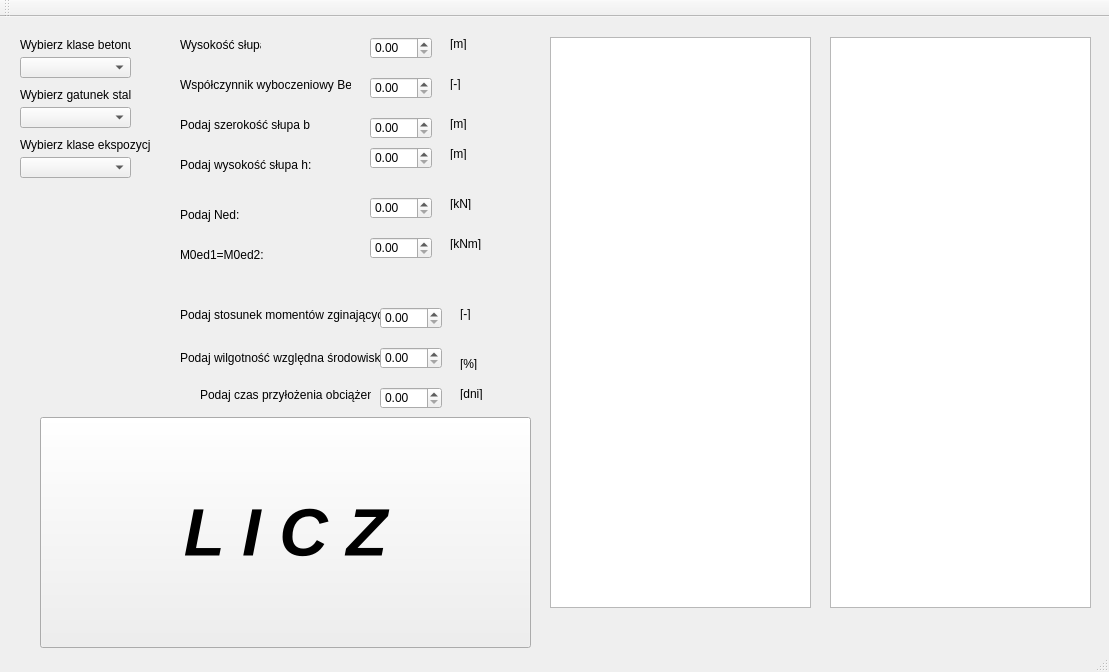
Qt form zelbetV2/zelbetv2/mainwindow.ui (TheMantek234/zelbet1) before a commit.
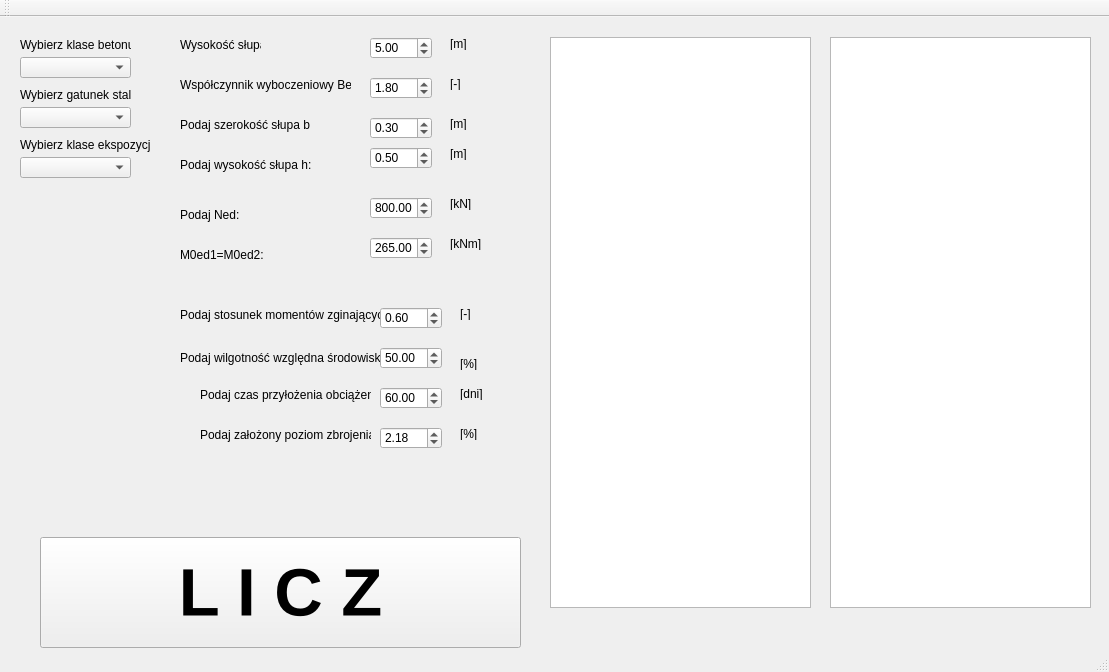
The same form after that commit.

Patch:
```diff
--- a/zelbetV2/zelbetv2/mainwindow.ui
+++ b/zelbetV2/zelbetv2/mainwindow.ui
@@ -209,6 +209,12 @@
       <height>22</height>
      </rect>
     </property>
+    <property name="locale">
+     <locale language="English" country="UnitedStates"/>
+    </property>
+    <property name="value">
+     <double>5.000000000000000</double>
+    </property>
    </widget>
    <widget class="QDoubleSpinBox" name="doubleSpinBox_3">
     <property name="geometry">
@@ -219,6 +225,12 @@
       <height>22</height>
      </rect>
     </property>
+    <property name="locale">
+     <locale language="English" country="UnitedStates"/>
+    </property>
+    <property name="value">
+     <double>1.800000000000000</double>
+    </property>
    </widget>
    <widget class="QDoubleSpinBox" name="doubleSpinBox_4">
     <property name="geometry">
@@ -229,6 +241,12 @@
       <height>22</height>
      </rect>
     </property>
+    <property name="locale">
+     <locale language="English" country="UnitedStates"/>
+    </property>
+    <property name="value">
+     <double>0.300000000000000</double>
+    </property>
    </widget>
    <widget class="QDoubleSpinBox" name="doubleSpinBox_5">
     <property name="geometry">
@@ -239,6 +257,12 @@
       <height>22</height>
      </rect>
     </property>
+    <property name="locale">
+     <locale language="English" country="UnitedStates"/>
+    </property>
+    <property name="value">
+     <double>0.500000000000000</double>
+    </property>
    </widget>
    <widget class="QDoubleSpinBox" name="doubleSpinBox_6">
     <property name="geometry">
@@ -249,6 +273,15 @@
       <height>22</height>
      </rect>
     </property>
+    <property name="locale">
+     <locale language="English" country="UnitedStates"/>
+    </property>
+    <property name="maximum">
+     <double>2000105.989999999990687</double>
+    </property>
+    <property name="value">
+     <double>800.000000000000000</double>
+    </property>
    </widget>
    <widget class="QDoubleSpinBox" name="doubleSpinBox_7">
     <property name="geometry">
@@ -259,6 +292,15 @@
       <height>22</height>
      </rect>
     </property>
+    <property name="locale">
+     <locale language="English" country="UnitedStates"/>
+    </property>
+    <property name="maximum">
+     <double>2000000.000000000000000</double>
+    </property>
+    <property name="value">
+     <double>265.000000000000000</double>
+    </property>
    </widget>
    <widget class="QDoubleSpinBox" name="doubleSpinBox_8">
     <property name="geometry">
@@ -269,6 +311,12 @@
       <height>22</height>
      </rect>
     </property>
+    <property name="locale">
+     <locale language="English" country="UnitedStates"/>
+    </property>
+    <property name="value">
+     <double>0.600000000000000</double>
+    </property>
    </widget>
    <widget class="QDoubleSpinBox" name="doubleSpinBox_9">
     <property name="geometry">
@@ -279,6 +327,15 @@
       <height>22</height>
      </rect>
     </property>
+    <property name="locale">
+     <locale language="English" country="UnitedStates"/>
+    </property>
+    <property name="maximum">
+     <double>100.000000000000000</double>
+    </property>
+    <property name="value">
+     <double>50.000000000000000</double>
+    </property>
    </widget>
    <widget class="QDoubleSpinBox" name="doubleSpinBox_10">
     <property name="geometry">
@@ -289,6 +346,15 @@
       <height>22</height>
      </rect>
     </property>
+    <property name="locale">
+     <locale language="English" country="UnitedStates"/>
+    </property>
+    <property name="maximum">
+     <double>360.000000000000000</double>
+    </property>
+    <property name="value">
+     <double>60.000000000000000</double>
+    </property>
    </widget>
    <widget class="QLabel" name="label_10">
     <property name="geometry">
@@ -431,25 +497,71 @@
     <property name="geometry">
      <rect>
       <x>40</x>
-      <y>400</y>
-      <width>491</width>
-      <height>231</height>
+      <y>520</y>
+      <width>481</width>
+      <height>111</height>
      </rect>
     </property>
     <property name="font">
      <font>
       <pointsize>50</pointsize>
       <weight>75</weight>
-      <italic>true</italic>
+      <italic>false</italic>
       <bold>true</bold>
       <underline>false</underline>
       <strikeout>false</strikeout>
+      <stylestrategy>PreferAntialias</stylestrategy>
      </font>
     </property>
     <property name="text">
      <string>L I C Z</string>
     </property>
    </widget>
+   <widget class="QDoubleSpinBox" name="rob">
+    <property name="geometry">
+     <rect>
+      <x>380</x>
+      <y>410</y>
+      <width>62</width>
+      <height>22</height>
+     </rect>
+    </property>
+    <property name="locale">
+     <locale language="English" country="UnitedStates"/>
+    </property>
+    <property name="maximum">
+     <double>100.000000000000000</double>
+    </property>
+    <property name="value">
+     <double>2.180000000000000</double>
+    </property>
+   </widget>
+   <widget class="QLabel" name="label_19">
+    <property name="geometry">
+     <rect>
+      <x>200</x>
+      <y>410</y>
+      <width>171</width>
+      <height>16</height>
+     </rect>
+    </property>
+    <property name="text">
+     <string>Podaj założony poziom zbrojenia</string>
+    </property>
+   </widget>
+   <widget class="QLabel" name="label_20">
+    <property name="geometry">
+     <rect>
+      <x>460</x>
+      <y>410</y>
+      <width>47</width>
+      <height>13</height>
+     </rect>
+    </property>
+    <property name="text">
+     <string>[%]</string>
+    </property>
+   </widget>
   </widget>
   <widget class="QMenuBar" name="menuBar">
    <property name="geometry">
```
Left out of the diff: 18 changed lines with no effect on the pictures.
